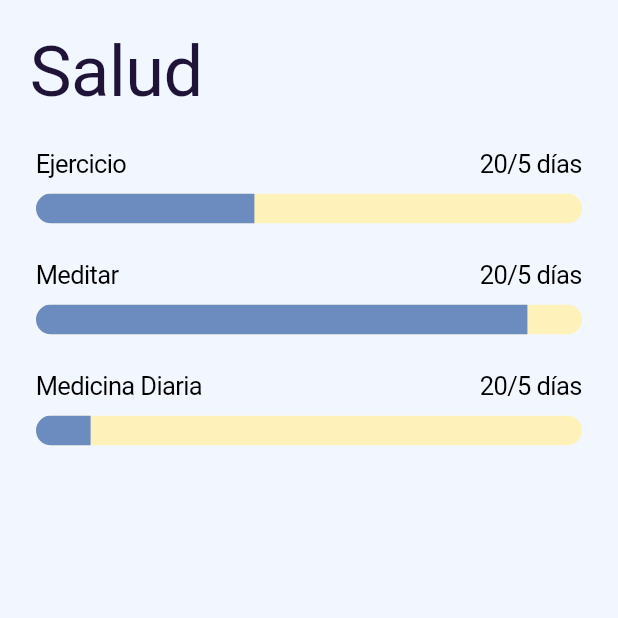
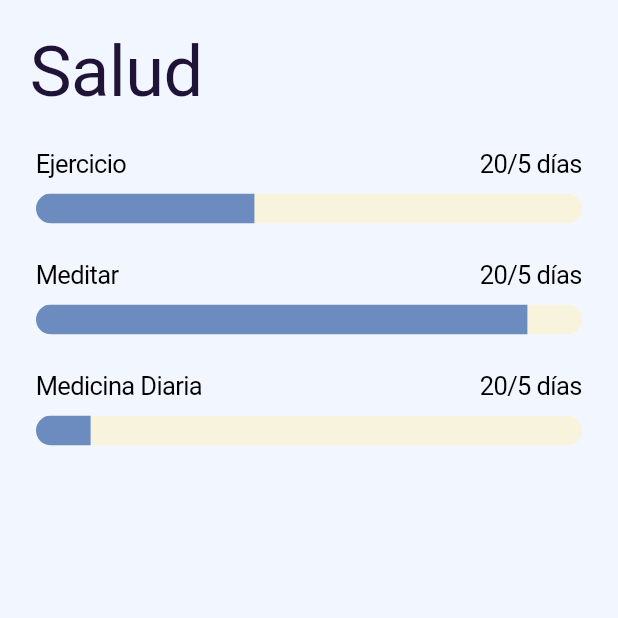
Before and after one commit to guillermoSb/proyecto_ing_software, a Flutter app: the HealthScreen screen opened directly, on a phone screen of 412 x 824 dp, the top half of it. Run offline on Flutter 3.47's test engine with Material 2 defaults, Android fonts, the phone set to English and light mode, and no system bars.

Commit message:
changed opacity

```diff
--- a/lib/screens/health_screen.dart
+++ b/lib/screens/health_screen.dart
@@ -59,7 +59,7 @@ class ProgressWidget extends StatelessWidget {
             child: LinearProgressIndicator(
               value: progress,
               color: AppTheme.primary,
-              backgroundColor: AppTheme.secondary,
+              backgroundColor: AppTheme.secondary.withOpacity(0.5),
               minHeight: 20,
             ),
           ),
```
